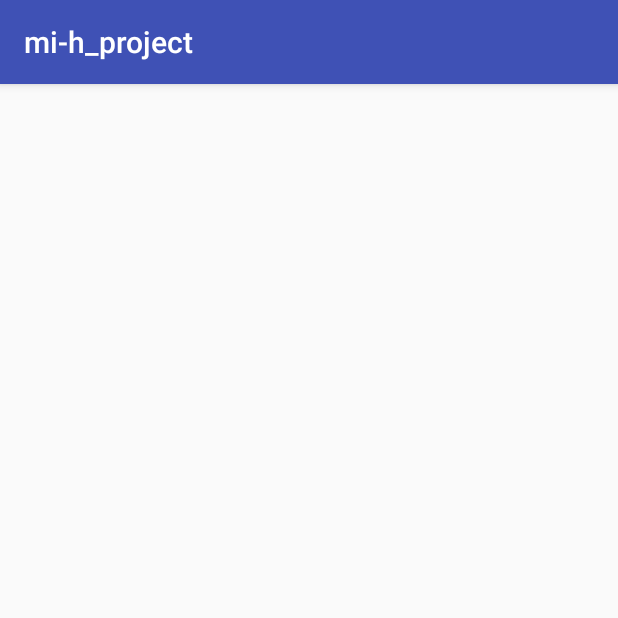
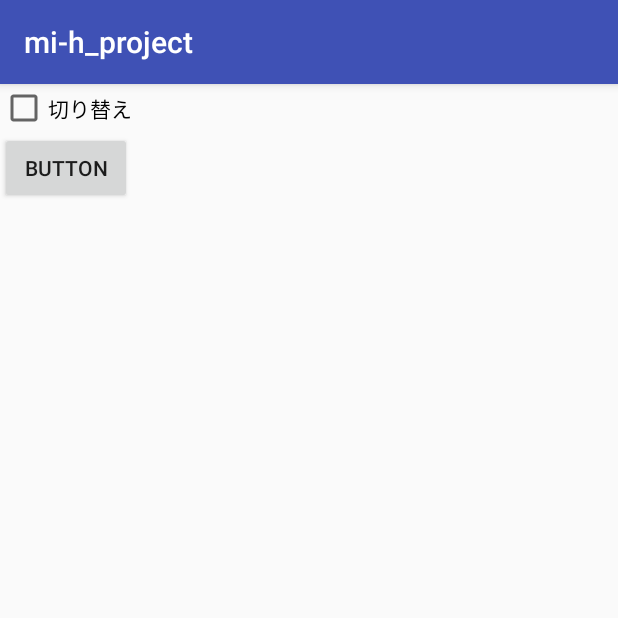
Before and after one commit to mi-h-916/mih_project, an Android app: the screen it shows after launch (MainActivity), on a phone screen of 412 x 824 dp, the top half of it. Run offline under Robolectric (Android 15) with nearby library versions, the phone set to English and light mode, and no system bars; our stand-ins replace data binding.

```diff
--- a/app/src/main/res/layout/activity_main.xml
+++ b/app/src/main/res/layout/activity_main.xml
@@ -8,14 +8,32 @@
     android:layout_height="match_parent"
     tools:context=".MainActivity">
 
-    <FrameLayout
-        android:id="@+id/container"
-        android:layout_width="0dp"
-        android:layout_height="0dp"
-        app:layout_constraintBottom_toBottomOf="parent"
-        app:layout_constraintLeft_toLeftOf="parent"
-        app:layout_constraintRight_toRightOf="parent"
-        app:layout_constraintTop_toTopOf="parent" />
+    <CheckBox
+        android:id="@+id/button"
+        android:layout_width="wrap_content"
+        android:layout_height="wrap_content"
+        android:text="切り替え"/>
+
+    <LinearLayout
+        android:id="@+id/animationArea"
+        android:layout_width="match_parent"
+        android:layout_height="wrap_content"
+        app:layout_constraintTop_toBottomOf="@+id/button"
+        android:orientation="vertical">
+
+        <Button
+            android:id="@+id/button2"
+            android:layout_width="wrap_content"
+            android:layout_height="wrap_content"
+            android:text="button"
+            />
+
+        <FrameLayout
+            android:id="@+id/container"
+            android:layout_width="match_parent"
+            android:layout_height="match_parent" />
+
+    </LinearLayout>
 
 </android.support.constraint.ConstraintLayout>
 
--- a/app/src/main/res/layout/fragment_main.xml
+++ b/app/src/main/res/layout/fragment_main.xml
@@ -1,6 +1,7 @@
 <?xml version="1.0" encoding="utf-8"?>
 <layout xmlns:android="http://schemas.android.com/apk/res/android">
 <android.support.constraint.ConstraintLayout
+    android:background="#000000"
      android:layout_width="match_parent"
     android:layout_height="match_parent">
 
```
Also changed, not shown: app/src/main/java/com/example/mi_h916/mi_h_project/MainActivity.kt (+90 -0 lines), app/src/main/java/com/example/mi_h916/mi_h_project/SubFragment.kt (added, +17 -0 lines), app/src/main/res/layout/fragment_sub.xml (added, +10 -0 lines).
